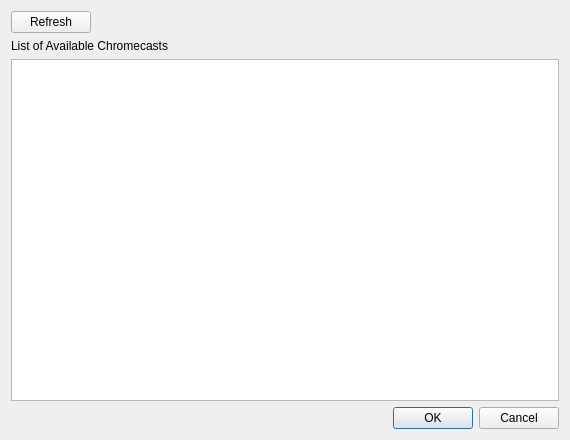
Above: modules/gui/qt4/ui/chromecast.ui from robUx4/vlc before the change. Below: the same form after it.
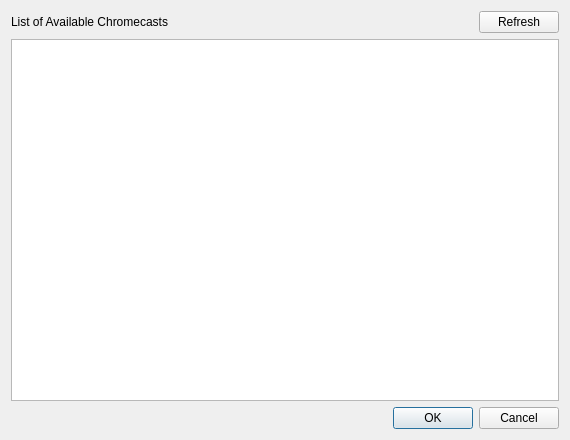
That is the form after the change.

Commit message: qt4: prepare the framework to list the Chromecasts

Patch:
```diff
--- a/modules/gui/qt4/ui/chromecast.ui
+++ b/modules/gui/qt4/ui/chromecast.ui
@@ -13,7 +13,16 @@
   <property name="windowTitle">
    <string>Chromecast Output</string>
   </property>
-  <layout class="QVBoxLayout" name="verticalLayout">
+  <layout class="QVBoxLayout" name="verticalLayout_2">
+   <item>
+    <layout class="QHBoxLayout" name="horizontalLayout">
+     <item>
+      <widget class="QLabel" name="label">
+       <property name="text">
+        <string>List of Available Chromecasts</string>
+       </property>
+      </widget>
+     </item>
    <item>
     <widget class="QPushButton" name="refreshButton">
      <property name="sizePolicy">
@@ -27,12 +36,7 @@
      </property>
     </widget>
    </item>
-   <item>
-    <widget class="QLabel" name="label">
-     <property name="text">
-      <string>List of Available Chromecasts</string>
-     </property>
-    </widget>
+    </layout>
    </item>
    <item>
     <widget class="QListView" name="receiversListView">
```
Lines whose indentation alone changed are shown as unchanged. The commit also changes 2 other files.
